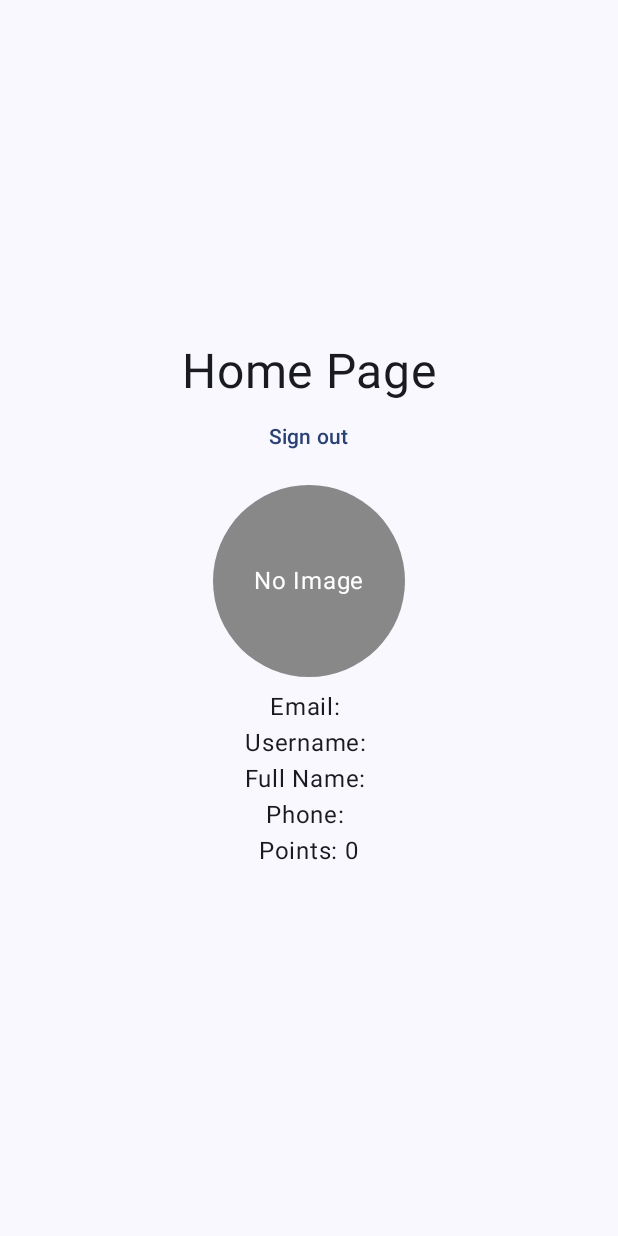
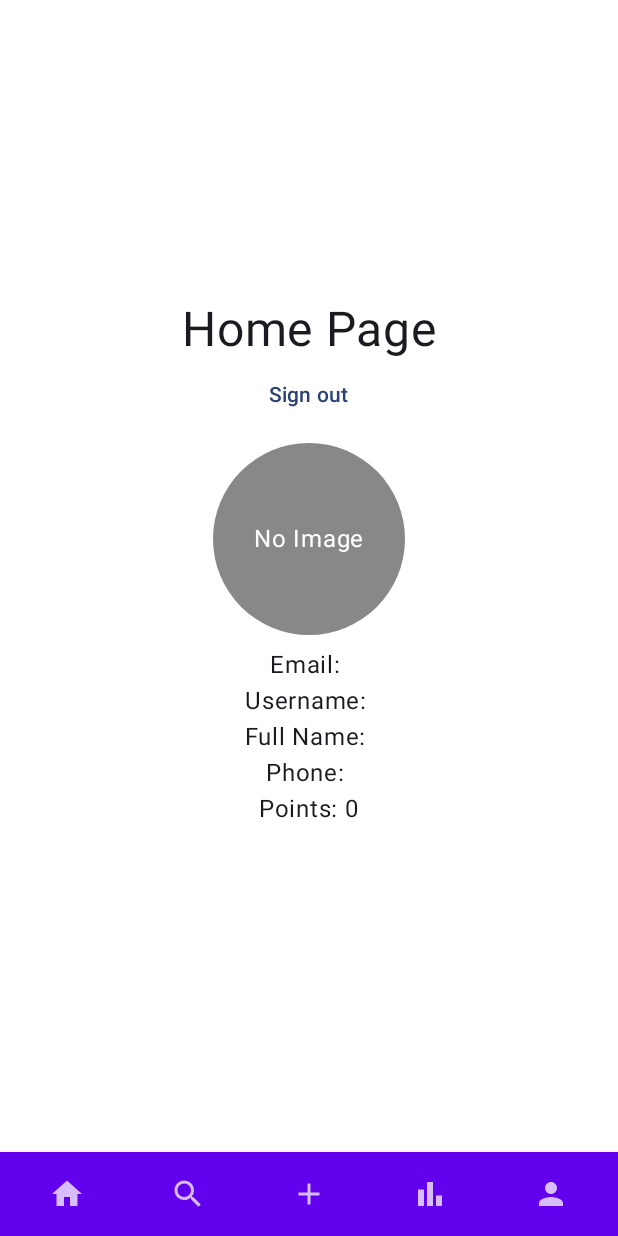
Before and after one commit to JordanDinic/SportScape, an Android app built with Jetpack Compose: the composable HomePage shown on its own in the app's theme, on a phone screen of 412 x 824 dp. Run offline under Robolectric (Android 15) with nearby library versions, the phone set to English and light mode, and no system bars; our stand-ins replace Firebase (no records; nobody signed in at launch, a user with empty details on screens opened directly), livedata-compose.

Commit message:
Dodat bottom navigation

```diff
--- a/SportScapee/app/src/main/java/com/example/sportscapee/navigation/Routes.kt
+++ b/SportScapee/app/src/main/java/com/example/sportscapee/navigation/Routes.kt
@@ -4,6 +4,6 @@ object Routes{
     val login = "loginPage"
     val signUp = "signUpPage"
     val home = "homePage"
-    val profile = "profile"
-    val leaderboard = "leaderboard"
+    val profile = "profilePage"
+    val leaderboard = "leaderboardPage"
 }
--- a/SportScapee/app/src/main/java/com/example/sportscapee/pages/HomePage.kt
+++ b/SportScapee/app/src/main/java/com/example/sportscapee/pages/HomePage.kt
@@ -1,7 +1,6 @@
 package com.example.sportscapee.pages
 
 import android.util.Log
-import android.widget.Toast
 import androidx.compose.foundation.Image
 import androidx.compose.foundation.background
 import androidx.compose.foundation.border
@@ -14,6 +13,16 @@ import androidx.compose.foundation.layout.height
 import androidx.compose.foundation.layout.padding
 import androidx.compose.foundation.layout.size
 import androidx.compose.foundation.shape.CircleShape
+import androidx.compose.material.BottomAppBar
+import androidx.compose.material.Icon
+import androidx.compose.material.Scaffold
+import androidx.compose.material.icons.Icons
+import androidx.compose.material.icons.filled.Add
+import androidx.compose.material.icons.filled.BarChart
+import androidx.compose.material.icons.filled.Home
+import androidx.compose.material.icons.filled.Person
+import androidx.compose.material.icons.filled.Search
+import androidx.compose.material3.NavigationBarItem
 import androidx.compose.material3.Text
 import androidx.compose.material3.TextButton
 import androidx.compose.runtime.Composable
@@ -31,7 +40,6 @@ import androidx.compose.ui.layout.ContentScale
 import androidx.compose.ui.unit.dp
 import androidx.compose.ui.unit.sp
 import androidx.navigation.NavController
-import coil.compose.rememberAsyncImagePainter
 import coil.compose.rememberImagePainter
 import com.example.sportscapee.database.DataRetriver
 import com.example.sportscapee.navigation.Routes
@@ -45,12 +53,22 @@ fun HomePage(modifier: Modifier = Modifier, navController: NavController, authVi
     val authState = authViewModel.authState.observeAsState()
 
     LaunchedEffect(authState.value) {
-        when(authState.value){
+        when (authState.value) {
             is AuthState.Unauthenticated -> navController.navigate(route = Routes.login)
             else -> Unit
         }
     }
 ///////////////////////////////////////////
+
+    val bottomBarList = listOf(
+        BottomItem("homePage", Icons.Default.Home),
+        BottomItem("Search", Icons.Default.Search),
+        BottomItem("Add Place", Icons.Default.Add),
+        BottomItem("leaderboardPage", Icons.Default.BarChart),
+        BottomItem("profilePage", Icons.Default.Person)
+    )
+
+
     var email by remember { mutableStateOf("") }
     var username by remember { mutableStateOf("") }
     var fullname by remember { mutableStateOf("") }
@@ -76,8 +94,29 @@ fun HomePage(modifier: Modifier = Modifier, navController: NavController, authVi
 
     //////////////////////////
 
+    Scaffold(
+        modifier = Modifier.fillMaxSize(),
+        bottomBar = {
+            BottomAppBar {
+                bottomBarList.forEachIndexed { index, item ->
+                    NavigationBarItem(
+                        selected = false,
+                        onClick = {
+                            navController.navigate(route = item.name)
+                        },
+                        icon = {
+                            Icon(imageVector = item.icon, contentDescription = item.name)
+                        }
+                    )
+                }
+            }
+        }
+    ) { paddingValues ->
+
         Column(
-        modifier = modifier.fillMaxSize(),
+            modifier = Modifier
+                .fillMaxSize()
+                .padding(bottom = paddingValues.calculateBottomPadding(), top = paddingValues.calculateTopPadding()),
             verticalArrangement = Arrangement.Center,
             horizontalAlignment = Alignment.CenterHorizontally
         ) {
@@ -130,7 +169,7 @@ fun HomePage(modifier: Modifier = Modifier, navController: NavController, authVi
             Spacer(modifier = Modifier.height(16.dp))
 
 
-
         }
 
     }
+}
```
Also changed, not shown: SportScapee/app/src/main/java/com/example/sportscapee/pages/LeaderboardPage.kt (+48 -45 lines), SportScapee/app/src/main/java/com/example/sportscapee/pages/MapPage.kt (+50 -5 lines). Lines whose indentation alone changed are shown as unchanged.
